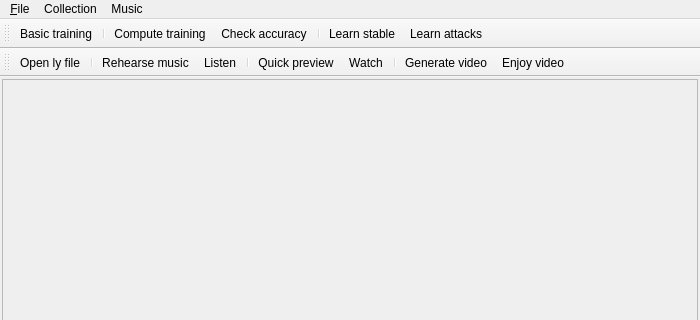
gperciva/vivi, file python/vivi_mainwindow_gui.ui: the form before one commit; both pictures show x 0 to 700 and y 0 to 320 of the 700 by 600 pixel window.
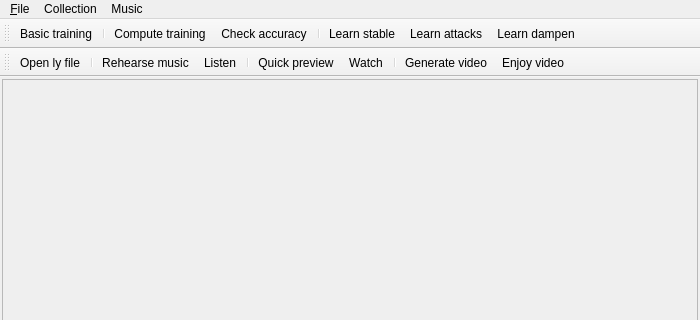
The form after the commit.

The edit to the form file:
```diff
--- a/python/vivi_mainwindow_gui.ui
+++ b/python/vivi_mainwindow_gui.ui
@@ -118,6 +118,7 @@
    <addaction name="separator"/>
    <addaction name="actionLearn_stable"/>
    <addaction name="actionLearn_attacks"/>
+   <addaction name="actionLearn_dampen"/>
   </widget>
   <widget class="QToolBar" name="music">
    <property name="windowTitle">
@@ -255,6 +256,14 @@
     <string>E</string>
    </property>
   </action>
+  <action name="actionLearn_dampen">
+   <property name="text">
+    <string>Learn dampen</string>
+   </property>
+   <property name="shortcut">
+    <string>N</string>
+   </property>
+  </action>
  </widget>
  <resources/>
  <connections>
```
Left out of the diff: 1 changed line with no effect on the pictures.
